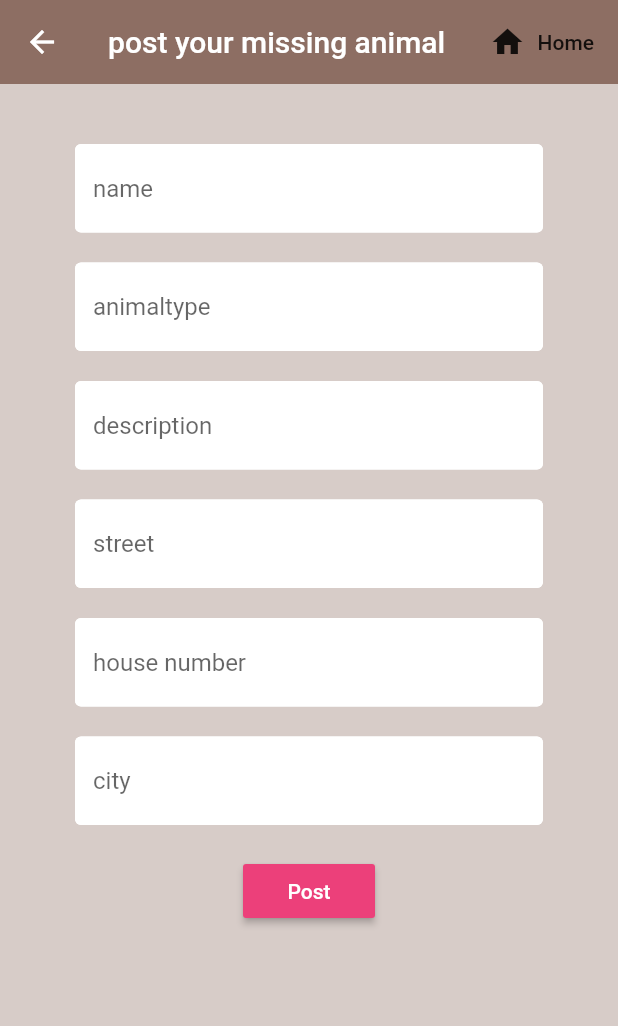
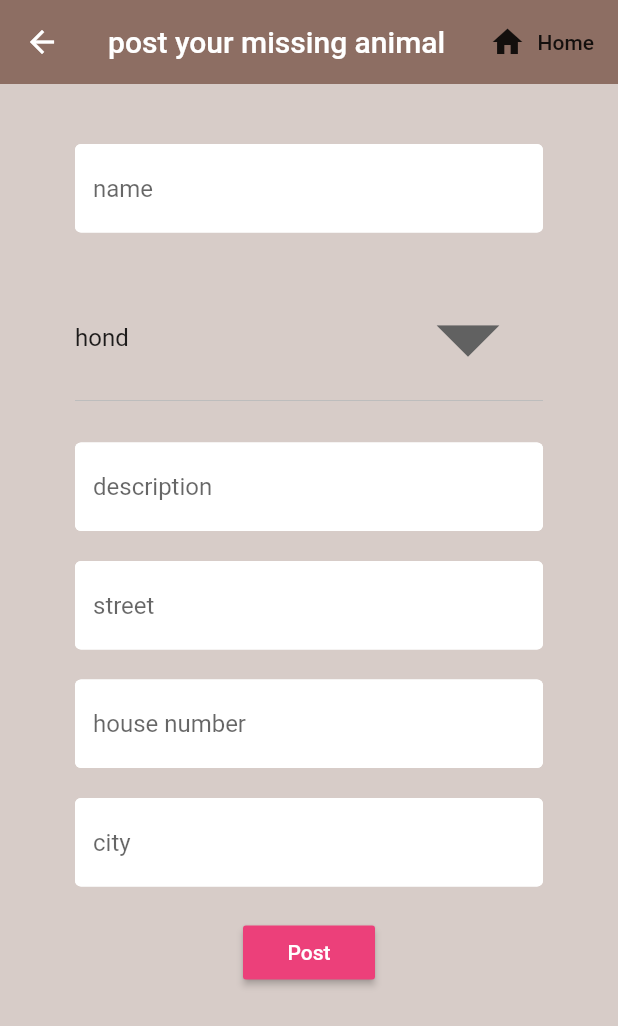
Before and after one commit to ucll-mobile-2021/project-lostanimal, a Flutter app: the Post screen opened directly, on a phone screen of 412 x 824 dp. Shown: the top 1026 px of the screen. Run offline on Flutter 3.47's test engine with Material 2 defaults, Android fonts, the phone set to English and light mode, and no system bars; our stand-ins replace cloud_firestore, firebase_auth, flutter_spinkit; accounts and stored records are empty.

Commit message:
dropdown menu animalType

```diff
--- a/LostAnimal/lost_animal/lib/screens/post/post.dart
+++ b/LostAnimal/lost_animal/lib/screens/post/post.dart
@@ -25,7 +25,7 @@ class _PostState extends State<Post> {
   String error = "";
   //textfield state
   String name = '';
-  String animalType = '';
+  String animalType = 'hond';
   String beschrijving = '';
   String straatnaam = '';
   String huisnummer = '';
@@ -70,12 +70,15 @@ class _PostState extends State<Post> {
                             setState(() => name = val);
                           }),
                       SizedBox(height: 20.0),
-                      TextFormField(
-                          decoration: textInputDecoration.copyWith(
-                              hintText: 'animaltype'),
-                          validator: (val) => val.length < 6
-                              ? 'give the type of your animal'
-                              : null,
+                      DropdownButton(
+
+                        iconSize: 100.0,
+                        isExpanded: true,
+                          value: animalType,
+                          items: [
+                            DropdownMenuItem(child: Text("hond"), value: 'hond'),
+                            DropdownMenuItem(child: Text("kat"), value: 'kat')
+                          ],
                           onChanged: (val) {
                             setState(() => animalType = val);
                           }),
--- a/LostAnimal/lost_animal/lib/services/database.dart
+++ b/LostAnimal/lost_animal/lib/services/database.dart
@@ -22,7 +22,6 @@ class DatabaseService {
         exists = true,
         print('bestaat')
       }else{
-
           lostAnimalCollection.document(userid+name+animalType).setData({
             'name': name,
             'beschrijving': beschrijving,
```
